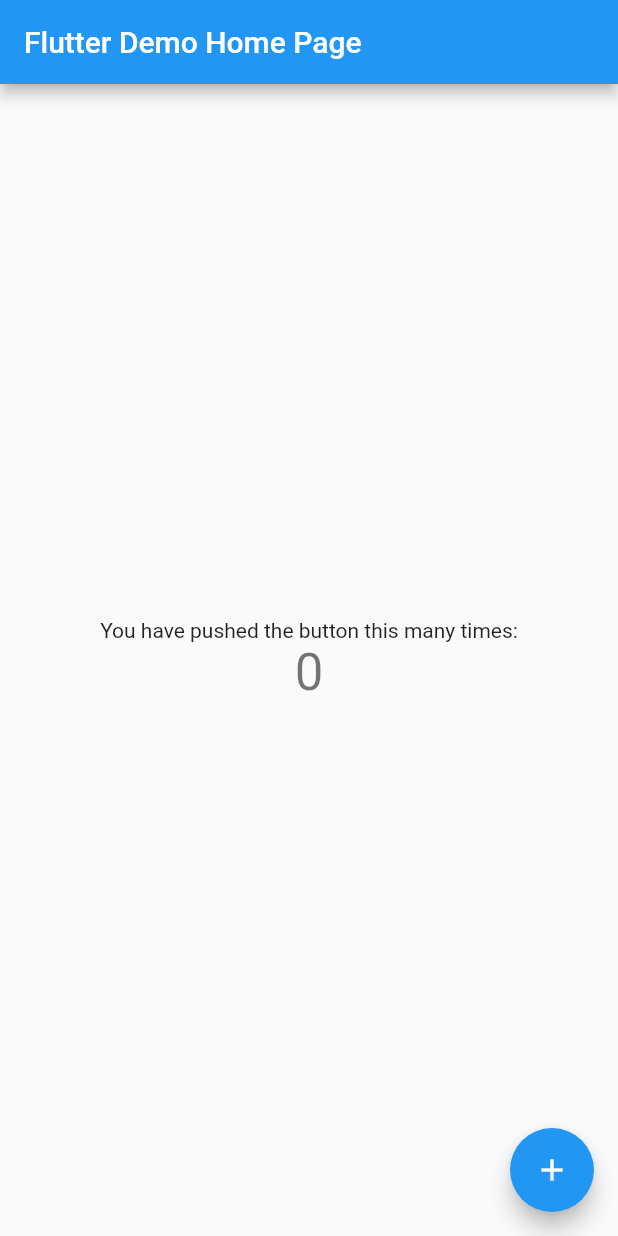
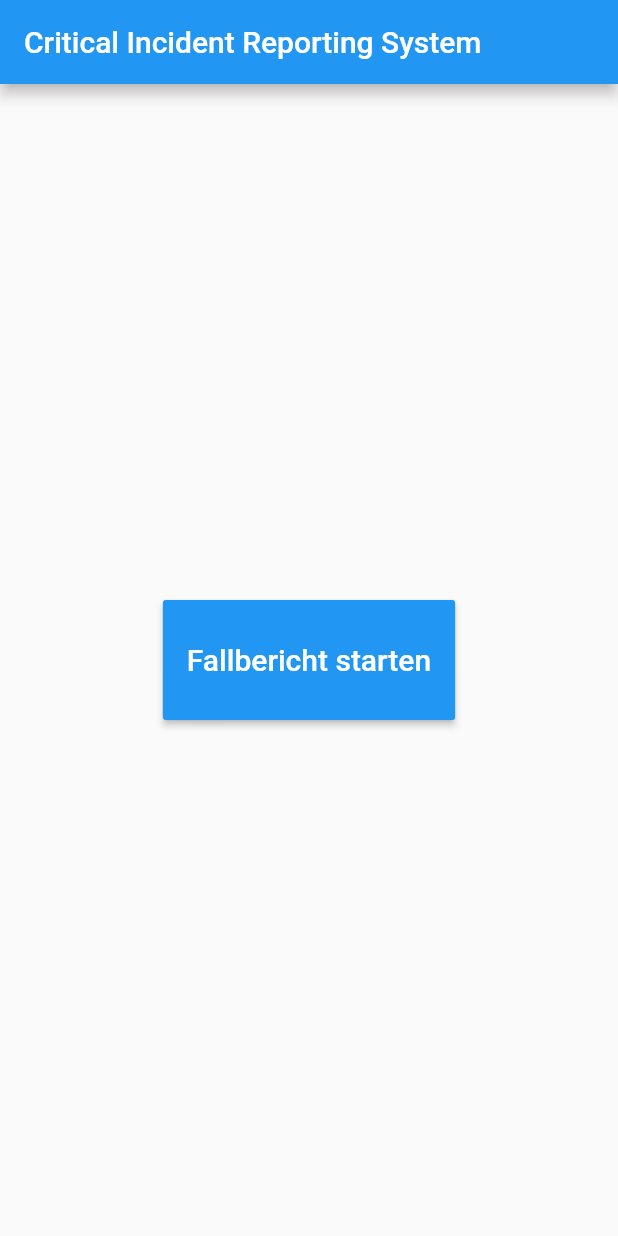
Before and after one commit to SandraGeek/cirs_app, a Flutter app: the screen it shows after launch, on a phone screen of 412 x 824 dp. Run offline on Flutter 3.47's test engine with Material 2 defaults, Android fonts, the phone set to English and light mode, and no system bars.

```diff
--- a/lib/main.dart
+++ b/lib/main.dart
@@ -1,111 +1,4 @@
+import 'package:cirs_app/ui/home.dart';
 import 'package:flutter/material.dart';
 
-void main() => runApp(MyApp());
-
-class MyApp extends StatelessWidget {
-  // This widget is the root of your application.
-  @override
-  Widget build(BuildContext context) {
-    return MaterialApp(
-      title: 'Flutter Demo',
-      theme: ThemeData(
-        // This is the theme of your application.
-        //
-        // Try running your application with "flutter run". You'll see the
-        // application has a blue toolbar. Then, without quitting the app, try
-        // changing the primarySwatch below to Colors.green and then invoke
-        // "hot reload" (press "r" in the console where you ran "flutter run",
-        // or simply save your changes to "hot reload" in a Flutter IDE).
-        // Notice that the counter didn't reset back to zero; the application
-        // is not restarted.
-        primarySwatch: Colors.blue,
-      ),
-      home: MyHomePage(title: 'Flutter Demo Home Page'),
-    );
-  }
-}
-
-class MyHomePage extends StatefulWidget {
-  MyHomePage({Key key, this.title}) : super(key: key);
-
-  // This widget is the home page of your application. It is stateful, meaning
-  // that it has a State object (defined below) that contains fields that affect
-  // how it looks.
-
-  // This class is the configuration for the state. It holds the values (in this
-  // case the title) provided by the parent (in this case the App widget) and
-  // used by the build method of the State. Fields in a Widget subclass are
-  // always marked "final".
-
-  final String title;
-
-  @override
-  _MyHomePageState createState() => _MyHomePageState();
-}
-
-class _MyHomePageState extends State<MyHomePage> {
-  int _counter = 0;
-
-  void _incrementCounter() {
-    setState(() {
-      // This call to setState tells the Flutter framework that something has
-      // changed in this State, which causes it to rerun the build method below
-      // so that the display can reflect the updated values. If we changed
-      // _counter without calling setState(), then the build method would not be
-      // called again, and so nothing would appear to happen.
-      _counter++;
-    });
-  }
-
-  @override
-  Widget build(BuildContext context) {
-    // This method is rerun every time setState is called, for instance as done
-    // by the _incrementCounter method above.
-    //
-    // The Flutter framework has been optimized to make rerunning build methods
-    // fast, so that you can just rebuild anything that needs updating rather
-    // than having to individually change instances of widgets.
-    return Scaffold(
-      appBar: AppBar(
-        // Here we take the value from the MyHomePage object that was created by
-        // the App.build method, and use it to set our appbar title.
-        title: Text(widget.title),
-      ),
-      body: Center(
-        // Center is a layout widget. It takes a single child and positions it
-        // in the middle of the parent.
-        child: Column(
-          // Column is also a layout widget. It takes a list of children and
-          // arranges them vertically. By default, it sizes itself to fit its
-          // children horizontally, and tries to be as tall as its parent.
-          //
-          // Invoke "debug painting" (press "p" in the console, choose the
-          // "Toggle Debug Paint" action from the Flutter Inspector in Android
-          // Studio, or the "Toggle Debug Paint" command in Visual Studio Code)
-          // to see the wireframe for each widget.
-          //
-          // Column has various properties to control how it sizes itself and
-          // how it positions its children. Here we use mainAxisAlignment to
-          // center the children vertically; the main axis here is the vertical
-          // axis because Columns are vertical (the cross axis would be
-          // horizontal).
-          mainAxisAlignment: MainAxisAlignment.center,
-          children: <Widget>[
-            Text(
-              'You have pushed the button this many times:',
-            ),
-            Text(
-              '$_counter',
-              style: Theme.of(context).textTheme.display1,
-            ),
-          ],
-        ),
-      ),
-      floatingActionButton: FloatingActionButton(
-        onPressed: _incrementCounter,
-        tooltip: 'Increment',
-        child: Icon(Icons.add),
-      ), // This trailing comma makes auto-formatting nicer for build methods.
-    );
-  }
-}
+void main() => runApp(Home());
```
Also changed, not shown: lib/ui/home.dart (added, +239 -0 lines), 1 other file.
